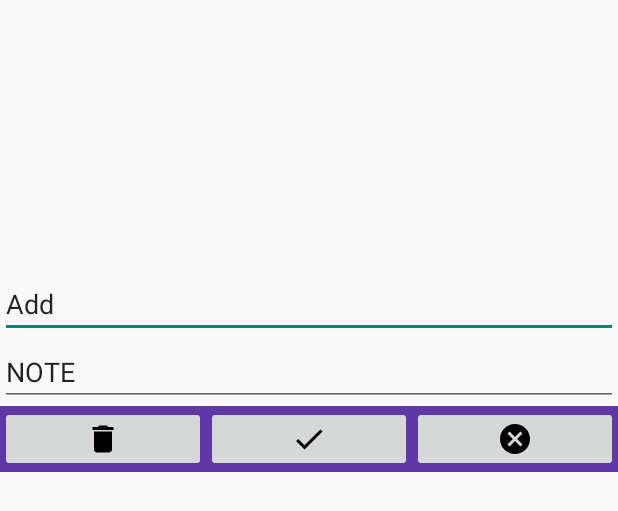
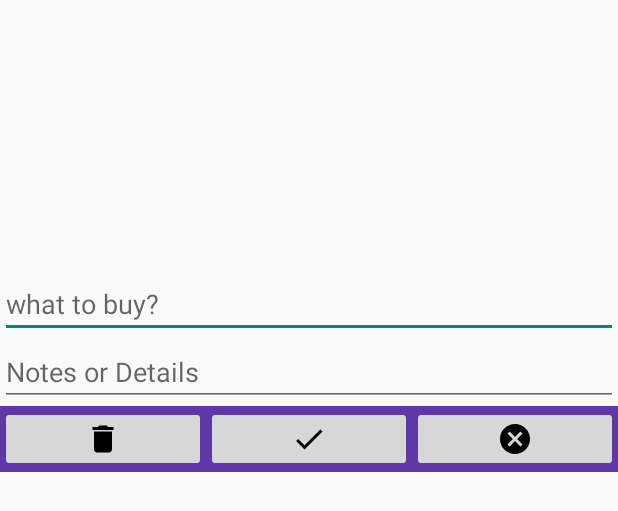
Before and after one commit to OmryRo/shopping_list, an Android app: the layout task_edit_dialog.xml on its own in the app's theme, with its tools: preview values and no code run, on a phone screen of 412 x 824 dp. Shown: the top 511 px of the screen. Run offline under Robolectric (Android 15) with nearby library versions, the phone set to English and light mode, and no system bars.

Commit message:
added hints for the edit task window

```diff
--- a/app/src/main/res/layout/task_edit_dialog.xml
+++ b/app/src/main/res/layout/task_edit_dialog.xml
@@ -58,14 +58,14 @@
             android:layout_height="wrap_content"
             android:inputType="text"
             android:maxLines="1"
-            android:text="@string/add" />
+            android:hint="@string/what_to_buy" />
 
         <EditText
             android:id="@+id/task_edit_note_tv"
             android:layout_width="match_parent"
             android:layout_height="wrap_content"
             android:inputType="text"
-            android:text="@string/Note" />
+            android:hint="@string/notes_or_details" />
 
         <LinearLayout
             android:layout_width="match_parent"
--- a/app/src/main/res/values/strings.xml
+++ b/app/src/main/res/values/strings.xml
@@ -41,4 +41,6 @@
     <string name="progress_sign_in">Sign In…</string>
     <string name="progress_sign_out">Sign Out…</string>
     <string name="progress_quiting">Quitting…</string>
+    <string name="what_to_buy">what to buy?</string>
+    <string name="notes_or_details">Notes or Details</string>
 </resources>
```
Also changed, not shown: 1 other file.
